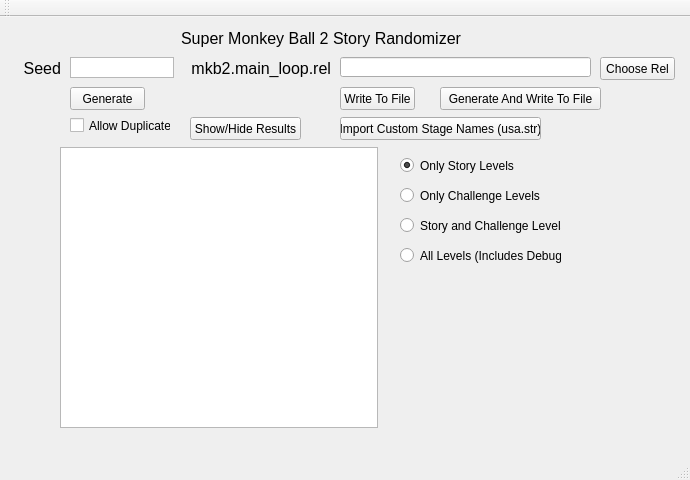
Qt form SMB_Story_Randomizer/mainwindow.ui (bobjrsenior/SMB_Story_Randomizer) before a commit.
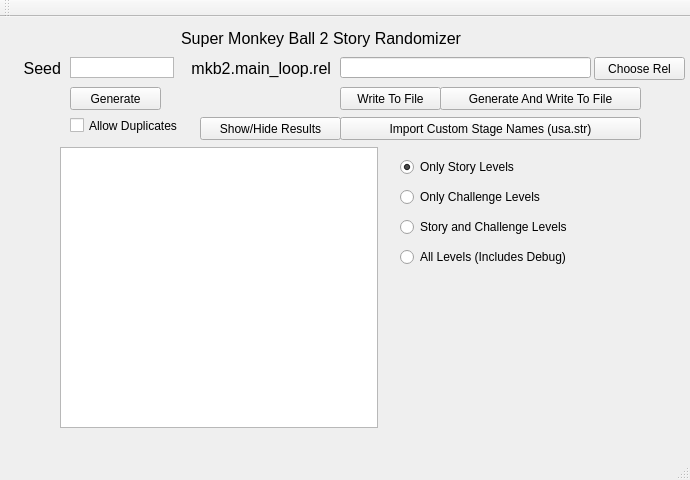
The same form after that commit.

Commit message: Modified UI to work better with Mac

What changed in the file:
```diff
--- a/SMB_Story_Randomizer/mainwindow.ui
+++ b/SMB_Story_Randomizer/mainwindow.ui
@@ -82,9 +82,9 @@
    <widget class="QPushButton" name="chooseRelButton">
     <property name="geometry">
      <rect>
-      <x>600</x>
+      <x>594</x>
       <y>40</y>
-      <width>75</width>
+      <width>91</width>
       <height>23</height>
      </rect>
     </property>
@@ -97,7 +97,7 @@
      <rect>
       <x>70</x>
       <y>70</y>
-      <width>75</width>
+      <width>91</width>
       <height>23</height>
      </rect>
     </property>
@@ -110,7 +110,7 @@
      <rect>
       <x>340</x>
       <y>70</y>
-      <width>75</width>
+      <width>101</width>
       <height>23</height>
      </rect>
     </property>
@@ -137,9 +137,9 @@
    <widget class="QPushButton" name="toggleStoryListDisplay">
     <property name="geometry">
      <rect>
-      <x>190</x>
+      <x>200</x>
       <y>100</y>
-      <width>111</width>
+      <width>141</width>
       <height>23</height>
      </rect>
     </property>
@@ -152,7 +152,7 @@
      <rect>
       <x>440</x>
       <y>70</y>
-      <width>161</width>
+      <width>201</width>
       <height>23</height>
      </rect>
     </property>
@@ -165,7 +165,7 @@
      <rect>
       <x>340</x>
       <y>100</y>
-      <width>201</width>
+      <width>301</width>
       <height>23</height>
      </rect>
     </property>
@@ -178,8 +178,8 @@
      <rect>
       <x>400</x>
       <y>140</y>
-      <width>161</width>
-      <height>17</height>
+      <width>200</width>
+      <height>20</height>
      </rect>
     </property>
     <property name="text">
@@ -194,8 +194,8 @@
      <rect>
       <x>400</x>
       <y>170</y>
-      <width>161</width>
-      <height>17</height>
+      <width>200</width>
+      <height>20</height>
      </rect>
     </property>
     <property name="text">
@@ -207,8 +207,8 @@
      <rect>
       <x>400</x>
       <y>200</y>
-      <width>161</width>
-      <height>17</height>
+      <width>200</width>
+      <height>20</height>
      </rect>
     </property>
     <property name="text">
@@ -220,8 +220,8 @@
      <rect>
       <x>400</x>
       <y>230</y>
-      <width>161</width>
-      <height>17</height>
+      <width>200</width>
+      <height>20</height>
      </rect>
     </property>
     <property name="text">
@@ -233,7 +233,7 @@
      <rect>
       <x>70</x>
       <y>100</y>
-      <width>101</width>
+      <width>131</width>
       <height>17</height>
      </rect>
     </property>
@@ -247,7 +247,7 @@
       <x>340</x>
       <y>40</y>
       <width>251</width>
-      <height>20</height>
+      <height>21</height>
      </rect>
     </property>
    </widget>
```
Left out of the diff: 6 changed lines with no effect on the pictures.
